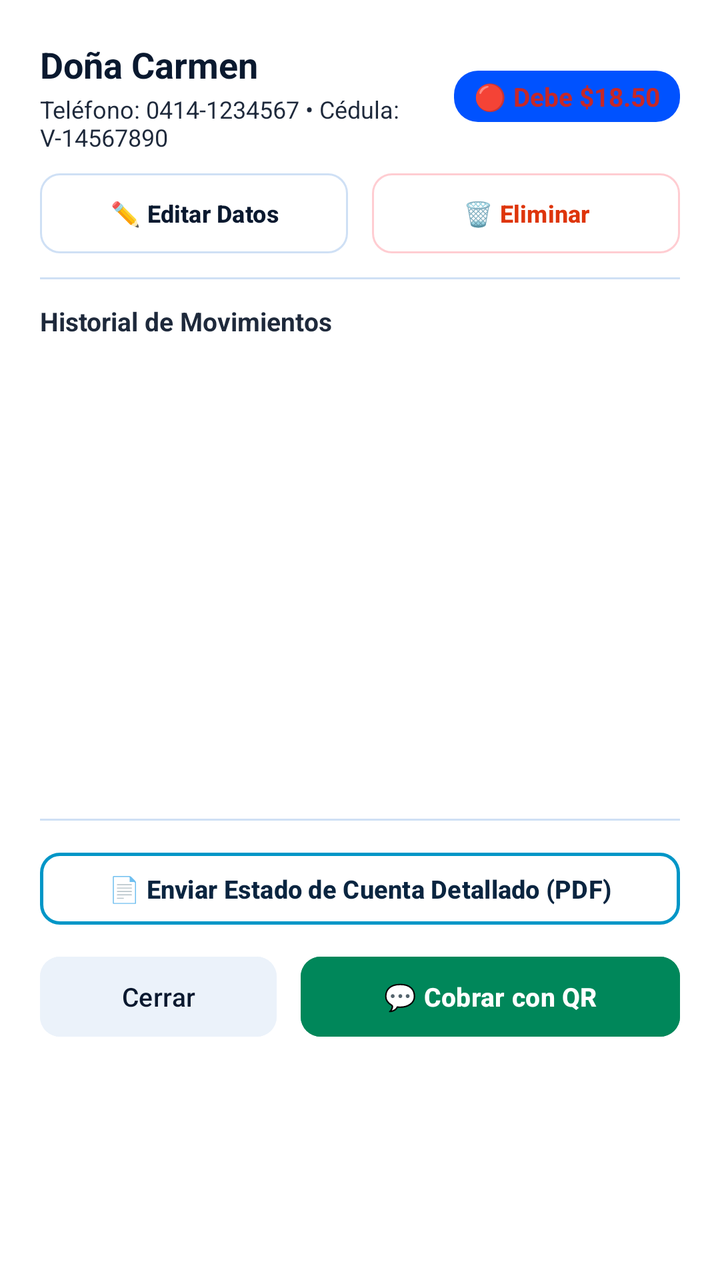
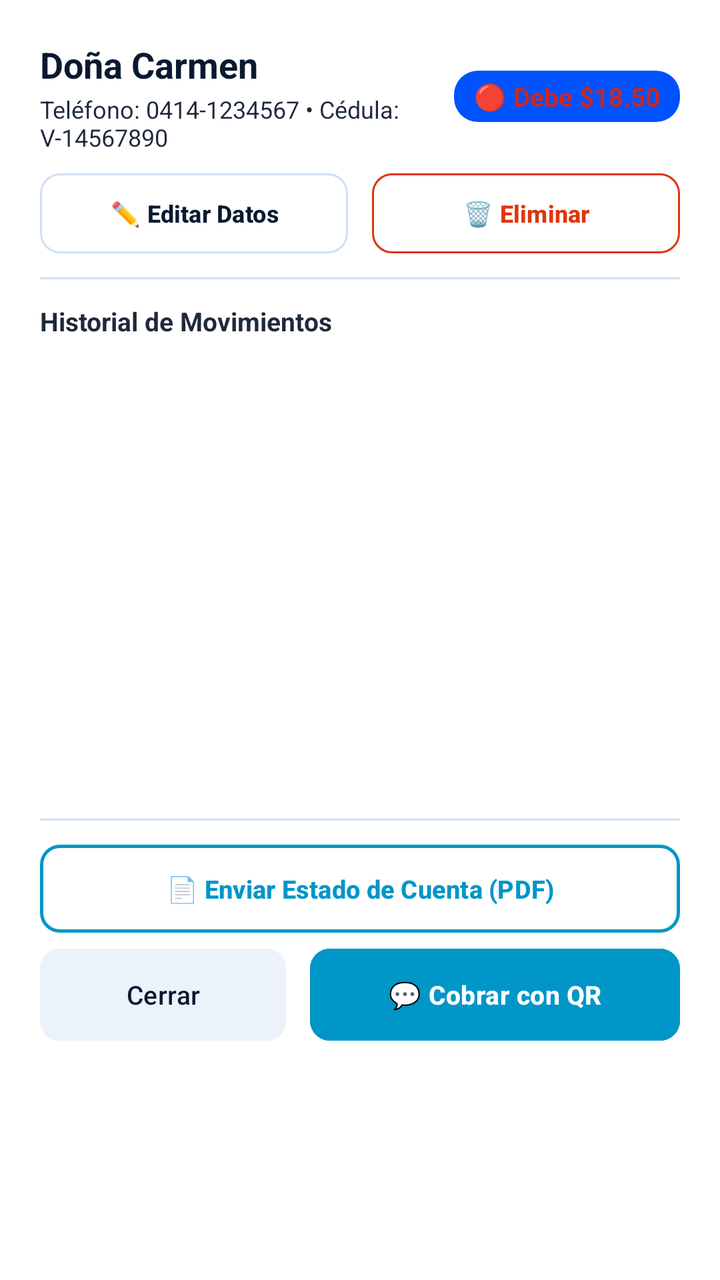

Screens rendered from an Android XML layout before and after an edit, with the pre-edit source and the edit as a unified diff.
<!-- AndroidManifest.xml: application theme Theme.Zeasy -->
<!-- res/layout/dialog_debtor_detail.xml -->
<?xml version="1.0" encoding="utf-8"?>
<LinearLayout xmlns:android="http://schemas.android.com/apk/res/android"
    xmlns:app="http://schemas.android.com/apk/res-auto"
    android:layout_width="match_parent"
    android:layout_height="wrap_content"
    android:orientation="vertical"
    android:padding="20dp"
    android:background="@color/surface">

    
    <LinearLayout
        android:layout_width="match_parent"
        android:layout_height="wrap_content"
        android:orientation="horizontal"
        android:gravity="center_vertical">

        <LinearLayout
            android:layout_width="0dp"
            android:layout_height="wrap_content"
            android:layout_weight="1"
            android:orientation="vertical">

            <TextView
                android:id="@+id/tvDetailDebtorName"
                android:layout_width="wrap_content"
                android:layout_height="wrap_content"
                android:text="Doña Carmen"
                android:textStyle="bold"
                android:textColor="@color/text_primary"
                android:textSize="18sp" />

            <TextView
                android:id="@+id/tvDetailDebtorMeta"
                android:layout_width="wrap_content"
                android:layout_height="wrap_content"
                android:text="Teléfono: 0414-1234567 • Cédula: V-14567890"
                android:textColor="@color/text_secondary"
                android:textSize="12sp"
                android:layout_marginTop="2dp" />
        </LinearLayout>

        <TextView
            android:id="@+id/tvDetailBalanceBadge"
            android:layout_width="wrap_content"
            android:layout_height="wrap_content"
            android:text="🔴 Debe $18.50"
            android:textStyle="bold"
            android:textSize="13sp"
            android:paddingHorizontal="10dp"
            android:paddingVertical="4dp"
            android:background="@drawable/bg_badge_rounded"
            android:textColor="#C62828" />
    </LinearLayout>

    
    <LinearLayout
        android:layout_width="match_parent"
        android:layout_height="wrap_content"
        android:orientation="horizontal"
        android:layout_marginTop="10dp">

        <com.google.android.material.button.MaterialButton
            android:id="@+id/btnDetailEdit"
            style="@style/Widget.Material3.Button.OutlinedButton"
            android:layout_width="0dp"
            android:layout_height="40dp"
            android:layout_weight="1"
            android:layout_marginEnd="6dp"
            android:text="✏️ Editar Datos"
            android:textSize="12sp"
            android:textStyle="bold"
            android:textColor="@color/text_primary"
            app:strokeColor="@color/border"
            app:cornerRadius="10dp"
            android:insetTop="0dp"
            android:insetBottom="0dp" />

        <com.google.android.material.button.MaterialButton
            android:id="@+id/btnDetailDelete"
            style="@style/Widget.Material3.Button.OutlinedButton"
            android:layout_width="0dp"
            android:layout_height="40dp"
            android:layout_weight="1"
            android:layout_marginStart="6dp"
            android:text="🗑️ Eliminar"
            android:textSize="12sp"
            android:textStyle="bold"
            android:textColor="#DE350B"
            app:strokeColor="#FFCDD2"
            app:cornerRadius="10dp"
            android:insetTop="0dp"
            android:insetBottom="0dp" />
    </LinearLayout>

    <View
        android:layout_width="match_parent"
        android:layout_height="1dp"
        android:background="@color/border"
        android:layout_marginVertical="12dp" />

    <TextView
        android:layout_width="wrap_content"
        android:layout_height="wrap_content"
        android:text="Historial de Movimientos"
        android:textStyle="bold"
        android:textColor="@color/text_secondary"
        android:textSize="13sp" />

    
    <ScrollView
        android:layout_width="match_parent"
        android:layout_height="220dp"
        android:layout_marginTop="8dp">

        <LinearLayout
            android:id="@+id/layoutLedgerEntriesContainer"
            android:layout_width="match_parent"
            android:layout_height="wrap_content"
            android:orientation="vertical" />
    </ScrollView>

    <View
        android:layout_width="match_parent"
        android:layout_height="1dp"
        android:background="@color/border"
        android:layout_marginVertical="12dp" />

    
    <com.google.android.material.button.MaterialButton
        android:id="@+id/btnDetailSharePdf"
        style="@style/Widget.Material3.Button.OutlinedButton"
        android:layout_width="match_parent"
        android:layout_height="44dp"
        android:layout_marginBottom="8dp"
        android:text="📄 Enviar Estado de Cuenta Detallado (PDF)"
        android:textAllCaps="false"
        android:textSize="12.5sp"
        android:textStyle="bold"
        android:textColor="@color/primary"
        app:strokeColor="@color/accent_cyan"
        app:strokeWidth="1.5dp"
        app:cornerRadius="10dp" />

    
    <LinearLayout
        android:layout_width="match_parent"
        android:layout_height="wrap_content"
        android:orientation="horizontal">

        <com.google.android.material.button.MaterialButton
            android:id="@+id/btnDetailClose"
            android:layout_width="0dp"
            android:layout_height="48dp"
            android:layout_weight="1"
            android:layout_marginEnd="6dp"
            android:text="Cerrar"
            android:textSize="13sp"
            app:cornerRadius="10dp"
            android:backgroundTint="@color/surface_variant"
            android:textColor="@color/text_primary" />

        <com.google.android.material.button.MaterialButton
            android:id="@+id/btnDetailShareWhatsApp"
            android:layout_width="0dp"
            android:layout_height="48dp"
            android:layout_weight="1.6"
            android:layout_marginStart="6dp"
            android:text="💬 Cobrar con QR"
            android:textSize="13sp"
            android:textStyle="bold"
            app:cornerRadius="10dp"
            android:backgroundTint="#00875A"
            android:textColor="@color/white" />
    </LinearLayout>

</LinearLayout>
<!-- resources referenced by this layout -->
<resources>
  <color name="accent_cyan">#0096C7</color>
  <color name="border">#CFE0F5</color>
  <color name="primary">#0A2540</color>
  <color name="surface">#FFFFFF</color>
  <color name="surface_variant">#EBF2FA</color>
  <color name="text_primary">#0A192F</color>
  <color name="text_secondary">#1E293B</color>
  <color name="white">#FFFFFF</color>
  <!-- drawable bg_badge_rounded (drawable) -->
  <?xml version="1.0" encoding="utf-8"?>
  <shape xmlns:android="http://schemas.android.com/apk/res/android"
      android:shape="rectangle">
      <corners android:radius="12dp" />
      <solid android:color="@color/accent_blue" />
  </shape>
  <style name="Theme.Zeasy" parent="Theme.Material3.DayNight.NoActionBar">
          
          <item name="colorPrimary">@color/accent_green</item>
          <item name="colorPrimaryContainer">@color/accent_green_bg</item>
          <item name="colorOnPrimary">@color/white</item>
          <item name="colorSecondary">@color/accent_blue</item>
          <item name="colorSecondaryContainer">@color/accent_blue_bg</item>
  
          
          <item name="android:colorBackground">@color/background</item>
  
          
          <item name="android:textColor">@color/text_primary</item>
  
          
          <item name="bottomNavigationStyle">@style/Widget.Zeasy.BottomNavigationView</item>
      </style>
  <color name="accent_blue">#0052FF</color>
  <color name="accent_green">#00875A</color>
  <color name="accent_green_bg">#E3FCEF</color>
  <color name="accent_blue_bg">#EFF6FF</color>
  <color name="background">#F4F8FC</color>
  <style name="Widget.Zeasy.BottomNavigationView" parent="Widget.Material3.BottomNavigationView">
          <item name="itemRippleColor">@color/accent_green_bg</item>
          <item name="android:background">@color/surface</item>
          <item name="itemIconTint">@color/nav_selector</item>
          <item name="itemTextColor">@color/nav_selector</item>
      </style>
</resources>

<!-- the commit's change to res/layout/dialog_debtor_detail.xml (unified diff, before → after) -->
@@ -69,6 +69,10 @@
             android:text="✏️ Editar Datos"
             android:textSize="12sp"
             android:textStyle="bold"
+            android:singleLine="true"
+            android:maxLines="1"
+            android:ellipsize="end"
+            android:paddingHorizontal="8dp"
             android:textColor="@color/text_primary"
             app:strokeColor="@color/border"
             app:cornerRadius="10dp"
@@ -85,8 +89,12 @@
             android:text="🗑️ Eliminar"
             android:textSize="12sp"
             android:textStyle="bold"
-            android:textColor="#DE350B"
-            app:strokeColor="#FFCDD2"
+            android:singleLine="true"
+            android:maxLines="1"
+            android:ellipsize="end"
+            android:paddingHorizontal="8dp"
+            android:textColor="@color/expense_red"
+            app:strokeColor="@color/expense_red"
             app:cornerRadius="10dp"
             android:insetTop="0dp"
             android:insetBottom="0dp" />
@@ -132,11 +140,17 @@
         android:layout_width="match_parent"
         android:layout_height="44dp"
         android:layout_marginBottom="8dp"
-        android:text="📄 Enviar Estado de Cuenta Detallado (PDF)"
+        android:text="📄 Enviar Estado de Cuenta (PDF)"
         android:textAllCaps="false"
         android:textSize="12.5sp"
         android:textStyle="bold"
-        android:textColor="@color/primary"
+        android:singleLine="true"
+        android:maxLines="1"
+        android:ellipsize="end"
+        android:paddingHorizontal="8dp"
+        android:insetTop="0dp"
+        android:insetBottom="0dp"
+        android:textColor="@color/accent_cyan"
         app:strokeColor="@color/accent_cyan"
         app:strokeWidth="1.5dp"
         app:cornerRadius="10dp" />
@@ -150,11 +164,17 @@
         <com.google.android.material.button.MaterialButton
             android:id="@+id/btnDetailClose"
             android:layout_width="0dp"
-            android:layout_height="48dp"
+            android:layout_height="46dp"
             android:layout_weight="1"
             android:layout_marginEnd="6dp"
             android:text="Cerrar"
             android:textSize="13sp"
+            android:singleLine="true"
+            android:maxLines="1"
+            android:ellipsize="end"
+            android:paddingHorizontal="8dp"
+            android:insetTop="0dp"
+            android:insetBottom="0dp"
             app:cornerRadius="10dp"
             android:backgroundTint="@color/surface_variant"
             android:textColor="@color/text_primary" />
@@ -162,14 +182,20 @@
         <com.google.android.material.button.MaterialButton
             android:id="@+id/btnDetailShareWhatsApp"
             android:layout_width="0dp"
-            android:layout_height="48dp"
-            android:layout_weight="1.6"
+            android:layout_height="46dp"
+            android:layout_weight="1.5"
             android:layout_marginStart="6dp"
             android:text="💬 Cobrar con QR"
             android:textSize="13sp"
             android:textStyle="bold"
-            app:cornerRadius="10dp"
-            android:backgroundTint="#00875A"
+            android:singleLine="true"
+            android:maxLines="1"
+            android:ellipsize="end"
+            android:paddingHorizontal="8dp"
+            android:insetTop="0dp"
+            android:insetBottom="0dp"
+            app:cornerRadius="10dp"
+            android:backgroundTint="@color/accent_cyan"
             android:textColor="@color/white" />
     </LinearLayout>
 
<!-- resource entries referenced after the edit -->
@@ -2,7 +2,7 @@
 <resources>
   <color name="accent_cyan">#0096C7</color>
   <color name="border">#CFE0F5</color>
-  <color name="primary">#0A2540</color>
+  <color name="expense_red">#DE350B</color>
   <color name="surface">#FFFFFF</color>
   <color name="surface_variant">#EBF2FA</color>
   <color name="text_primary">#0A192F</color>
